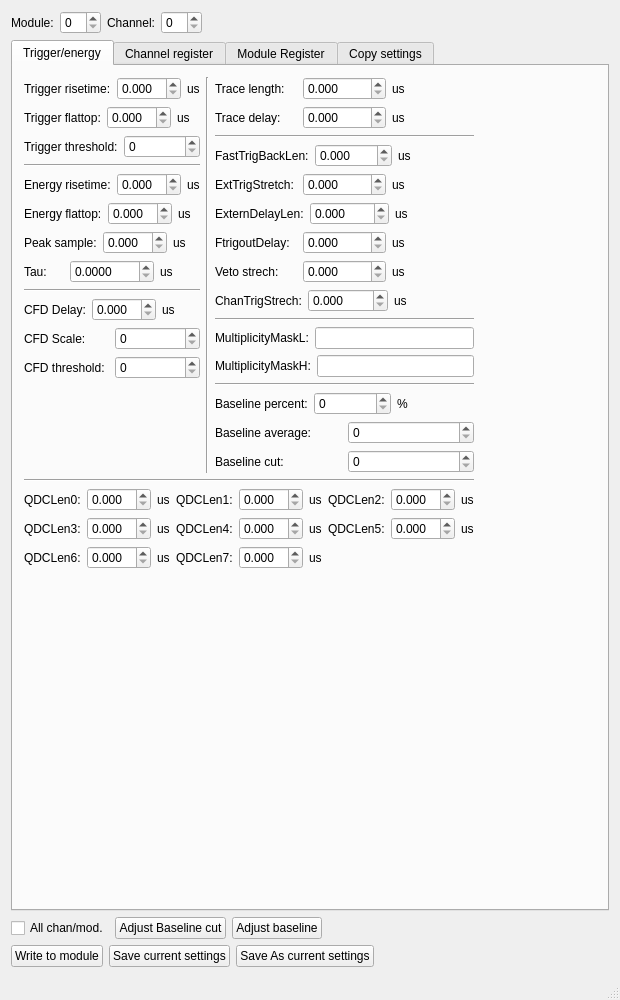
Before: the Qt Designer form sirius/src/XIAengineControl/mainwindow.ui in oslocyclotronlab/OCLDAQ, drawn with Qt 5.
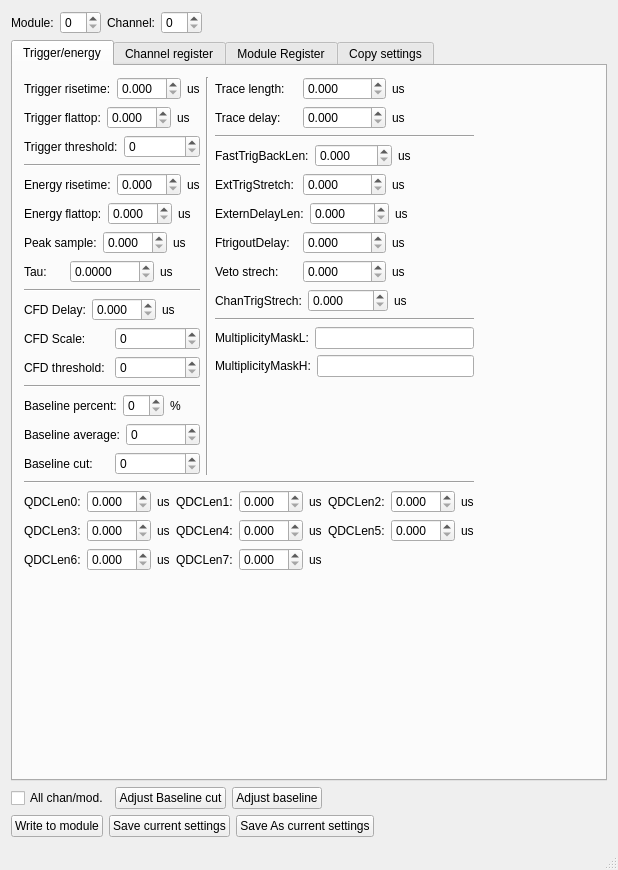
After: the same form once the commit is applied.

Commit message:
Reset the view... Need to figure out what is going on with UI
Updated such that clicking buttons also updates the values, if changed

What changed in the file:
```diff
--- a/sirius/src/XIAengineControl/mainwindow.ui
+++ b/sirius/src/XIAengineControl/mainwindow.ui
@@ -6,8 +6,8 @@
    <rect>
     <x>0</x>
     <y>0</y>
-    <width>620</width>
-    <height>1000</height>
+    <width>618</width>
+    <height>870</height>
    </rect>
   </property>
   <property name="sizePolicy">
@@ -18,8 +18,8 @@
   </property>
   <property name="maximumSize">
    <size>
-    <width>620</width>
-    <height>1000</height>
+    <width>655</width>
+    <height>2000</height>
    </size>
   </property>
   <property name="windowTitle">
@@ -83,7 +83,10 @@
          <attribute name="title">
           <string>Trigger/energy</string>
          </attribute>
-         <widget class="QWidget" name="">
+         <layout class="QGridLayout" name="gridLayout_2">
+          <item row="0" column="0">
+           <layout class="QHBoxLayout" name="horizontalLayout_50">
+            <item>
           <layout class="QVBoxLayout" name="verticalLayout_15">
            <item>
             <layout class="QHBoxLayout" name="horizontalLayout_49">
@@ -356,6 +359,66 @@
                  </item>
                 </layout>
                </item>
+                  <item>
+                   <widget class="Line" name="line_6">
+                    <property name="orientation">
+                     <enum>Qt::Horizontal</enum>
+                    </property>
+                   </widget>
+                  </item>
+                  <item>
+                   <layout class="QVBoxLayout" name="verticalLayout_9">
+                    <item>
+                     <layout class="QHBoxLayout" name="horizontalLayout_37">
+                      <item>
+                       <widget class="QLabel" name="label_52">
+                        <property name="text">
+                         <string>Baseline percent:</string>
+                        </property>
+                       </widget>
+                      </item>
+                      <item>
+                       <widget class="QSpinBox" name="baselinePercent"/>
+                      </item>
+                      <item>
+                       <widget class="QLabel" name="label_53">
+                        <property name="text">
+                         <string>%</string>
+                        </property>
+                       </widget>
+                      </item>
+                     </layout>
+                    </item>
+                    <item>
+                     <layout class="QHBoxLayout" name="horizontalLayout_51">
+                      <item>
+                       <widget class="QLabel" name="label_57">
+                        <property name="text">
+                         <string>Baseline average:</string>
+                        </property>
+                       </widget>
+                      </item>
+                      <item>
+                       <widget class="QSpinBox" name="baselineAverage"/>
+                      </item>
+                     </layout>
+                    </item>
+                    <item>
+                     <layout class="QHBoxLayout" name="horizontalLayout_38">
+                      <item>
+                       <widget class="QLabel" name="label_54">
+                        <property name="text">
+                         <string>Baseline cut:</string>
+                        </property>
+                       </widget>
+                      </item>
+                      <item>
+                       <widget class="QSpinBox" name="baselineCut"/>
+                      </item>
+                     </layout>
+                    </item>
+                   </layout>
+                  </item>
                <item>
                 <spacer name="verticalSpacer">
                  <property name="orientation">
@@ -661,66 +724,6 @@
                  </item>
                 </layout>
                </item>
-               <item>
-                <widget class="Line" name="line_6">
-                 <property name="orientation">
-                  <enum>Qt::Horizontal</enum>
-                 </property>
-                </widget>
-               </item>
-               <item>
-                <layout class="QVBoxLayout" name="verticalLayout_9">
-                 <item>
-                  <layout class="QHBoxLayout" name="horizontalLayout_37">
-                   <item>
-                    <widget class="QLabel" name="label_52">
-                     <property name="text">
-                      <string>Baseline percent:</string>
-                     </property>
-                    </widget>
-                   </item>
-                   <item>
-                    <widget class="QSpinBox" name="baselinePercent"/>
-                   </item>
-                   <item>
-                    <widget class="QLabel" name="label_53">
-                     <property name="text">
-                      <string>%</string>
-                     </property>
-                    </widget>
-                   </item>
-                  </layout>
-                 </item>
-                 <item>
-                  <layout class="QHBoxLayout" name="horizontalLayout_51">
-                   <item>
-                    <widget class="QLabel" name="label_57">
-                     <property name="text">
-                      <string>Baseline average:</string>
-                     </property>
-                    </widget>
-                   </item>
-                   <item>
-                    <widget class="QSpinBox" name="baselineAverage"/>
-                   </item>
-                  </layout>
-                 </item>
-                 <item>
-                  <layout class="QHBoxLayout" name="horizontalLayout_38">
-                   <item>
-                    <widget class="QLabel" name="label_54">
-                     <property name="text">
-                      <string>Baseline cut:</string>
-                     </property>
-                    </widget>
-                   </item>
-                   <item>
-                    <widget class="QSpinBox" name="baselineCut"/>
-                   </item>
-                  </layout>
-                 </item>
-                </layout>
-               </item>
                <item>
                 <spacer name="verticalSpacer_2">
                  <property name="orientation">
@@ -1018,7 +1021,23 @@
             </spacer>
            </item>
           </layout>
-         </widget>
+            </item>
+            <item>
+             <spacer name="horizontalSpacer_2">
+              <property name="orientation">
+               <enum>Qt::Horizontal</enum>
+              </property>
+              <property name="sizeHint" stdset="0">
+               <size>
+                <width>13</width>
+                <height>17</height>
+               </size>
+              </property>
+             </spacer>
+            </item>
+           </layout>
+          </item>
+         </layout>
         </widget>
         <widget class="QWidget" name="tab_2">
          <attribute name="title">
```
Left out of the diff: 2 changed lines with no effect on the pictures. Lines whose indentation alone changed are shown as unchanged. The commit also changes 1 other file.
